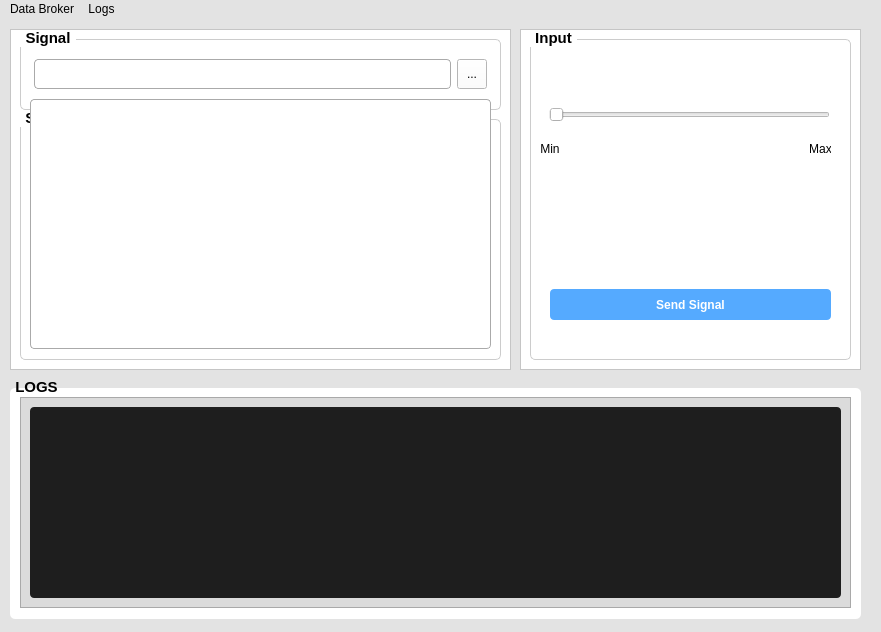
Before: the Qt Designer form UI/mainWindow.ui in NikhilBollaGM/VehicleSimulator, drawn with Qt 5.
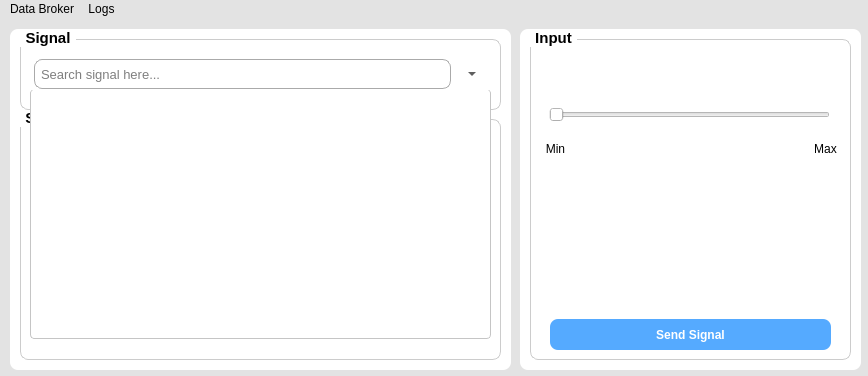
After: the same form once the commit is applied. The open tabs and pages were chosen to show the change.

Commit message: 1.added colour to signal type string based on sognal 2.updated UI: input field and added units beside input

Diff of the .ui file:
```diff
--- a/UI/mainWindow.ui
+++ b/UI/mainWindow.ui
@@ -6,10 +6,16 @@
    <rect>
     <x>0</x>
     <y>0</y>
-    <width>881</width>
-    <height>632</height>
+    <width>868</width>
+    <height>376</height>
    </rect>
   </property>
+  <property name="minimumSize">
+   <size>
+    <width>0</width>
+    <height>0</height>
+   </size>
+  </property>
   <property name="windowTitle">
    <string>Vehicle Simulator</string>
   </property>
@@ -64,7 +70,8 @@
      </rect>
     </property>
     <property name="styleSheet">
-     <string notr="true">Background-color:rgb(255, 255, 255)</string>
+     <string notr="true">Background-color:rgb(255,255,255);
+border-radius:8px;</string>
     </property>
     <property name="frameShape">
      <enum>QFrame::StyledPanel</enum>
@@ -86,9 +93,12 @@
     font: bold 15px; /* title only */
 }
 
-QGroupBox QLabel, QGroupBox QLineEdit {
-    font: bold 13px; /* inner widgets */
+QGroupBox QLabel, QGroupBox QLineEdit, QGroupBox QTextBrowser {
+    font: bold 13px ; /* inner widgets */
+	/*color: rgb(77, 77, 77);*/
     border:2px;
+  
+    
 }
 </string>
      </property>
@@ -111,82 +121,67 @@
        </widget>
       </item>
       <item row="1" column="0">
-       <widget class="QLabel" name="description_label">
-        <property name="text">
-         <string>Description:</string>
-        </property>
-       </widget>
-      </item>
-      <item row="1" column="1">
-       <widget class="QLabel" name="description_value_container">
-        <property name="minimumSize">
-         <size>
-          <width>0</width>
-          <height>100</height>
-         </size>
-        </property>
-        <property name="text">
-         <string/>
-        </property>
-        <property name="alignment">
-         <set>Qt::AlignLeading|Qt::AlignLeft|Qt::AlignTop</set>
-        </property>
-        <property name="wordWrap">
-         <bool>true</bool>
-        </property>
-       </widget>
-      </item>
-      <item row="2" column="0">
        <widget class="QLabel" name="signal_type_label">
         <property name="text">
          <string>Signal Type:</string>
         </property>
        </widget>
       </item>
-      <item row="2" column="1">
+      <item row="1" column="1">
        <widget class="QLabel" name="signal_type_value_container">
         <property name="text">
          <string/>
         </property>
        </widget>
       </item>
-      <item row="3" column="0">
+      <item row="2" column="0">
        <widget class="QLabel" name="datatype_label">
         <property name="text">
          <string>Datatype:</string>
         </property>
        </widget>
       </item>
-      <item row="3" column="1">
+      <item row="2" column="1">
        <widget class="QLabel" name="datatype_value_container">
         <property name="text">
          <string/>
         </property>
        </widget>
       </item>
-      <item row="4" column="0">
+      <item row="3" column="0">
        <widget class="QLabel" name="unit_label">
         <property name="text">
          <string>Units:</string>
         </property>
        </widget>
       </item>
-      <item row="4" column="1">
+      <item row="3" column="1">
        <widget class="QLabel" name="unit_value_container">
         <property name="styleSheet">
-         <string notr="true">QGroupBox{
- font: bold 15px;
-}
-
-QGroupBox QLabel{
- font: 10px;
-}</string>
+         <string notr="true"/>
         </property>
         <property name="text">
          <string/>
         </property>
        </widget>
       </item>
+      <item row="4" column="0">
+       <widget class="QLabel" name="description_label">
+        <property name="text">
+         <string>Description:</string>
+        </property>
+       </widget>
+      </item>
+      <item row="4" column="1">
+       <widget class="QTextBrowser" name="description_value_container">
+        <property name="minimumSize">
+         <size>
+          <width>0</width>
+          <height>100</height>
+         </size>
+        </property>
+       </widget>
+      </item>
      </layout>
     </widget>
     <widget class="QGroupBox" name="groupBox_5">
@@ -223,6 +218,9 @@
             <height>30</height>
            </size>
           </property>
+          <property name="placeholderText">
+           <string>Search signal here...</string>
+          </property>
          </widget>
         </item>
         <item>
@@ -236,6 +234,18 @@
           <property name="text">
            <string>...</string>
           </property>
+          <property name="popupMode">
+           <enum>QToolButton::DelayedPopup</enum>
+          </property>
+          <property name="toolButtonStyle">
+           <enum>Qt::ToolButtonFollowStyle</enum>
+          </property>
+          <property name="autoRaise">
+           <bool>false</bool>
+          </property>
+          <property name="arrowType">
+           <enum>Qt::DownArrow</enum>
+          </property>
          </widget>
         </item>
        </layout>
@@ -261,7 +271,8 @@
      </sizepolicy>
     </property>
     <property name="styleSheet">
-     <string notr="true">Background-color:rgb(255,255,255);</string>
+     <string notr="true">Background-color:rgb(255,255,255);
+border-radius:8px;</string>
     </property>
     <property name="frameShape">
      <enum>QFrame::StyledPanel</enum>
@@ -433,7 +444,7 @@
          <rect>
           <x>0</x>
           <y>70</y>
-          <width>20</width>
+          <width>31</width>
           <height>20</height>
          </rect>
         </property>
@@ -443,13 +454,16 @@
         <property name="alignment">
          <set>Qt::AlignCenter</set>
         </property>
+        <property name="wordWrap">
+         <bool>true</bool>
+        </property>
        </widget>
        <widget class="QLabel" name="max_label">
         <property name="geometry">
          <rect>
           <x>270</x>
           <y>70</y>
-          <width>21</width>
+          <width>31</width>
           <height>20</height>
          </rect>
         </property>
@@ -459,6 +473,38 @@
         <property name="alignment">
          <set>Qt::AlignCenter</set>
         </property>
+        <property name="wordWrap">
+         <bool>true</bool>
+        </property>
+       </widget>
+       <widget class="QLabel" name="units_label_4">
+        <property name="geometry">
+         <rect>
+          <x>200</x>
+          <y>100</y>
+          <width>71</width>
+          <height>41</height>
+         </rect>
+        </property>
+        <property name="text">
+         <string/>
+        </property>
+        <property name="wordWrap">
+         <bool>true</bool>
+        </property>
+       </widget>
+       <widget class="QLineEdit" name="signal_value_min_max">
+        <property name="geometry">
+         <rect>
+          <x>100</x>
+          <y>100</y>
+          <width>81</width>
+          <height>41</height>
+         </rect>
+        </property>
+        <property name="styleSheet">
+         <string notr="true">border:0px;</string>
+        </property>
        </widget>
       </widget>
       <widget class="QWidget" name="page_7">
@@ -478,7 +524,7 @@
       <property name="geometry">
        <rect>
         <x>20</x>
-        <y>260</y>
+        <y>290</y>
         <width>281</width>
         <height>31</height>
        </rect>
@@ -527,6 +573,7 @@
      </property>
      <property name="styleSheet">
       <string notr="true">background-color: rgb(219, 219, 219);
+border:0px;
 font:10px</string>
      </property>
      <property name="widgetResizable">
@@ -537,8 +584,8 @@
        <rect>
         <x>0</x>
         <y>0</y>
-        <width>829</width>
-        <height>209</height>
+        <width>831</width>
+        <height>211</height>
        </rect>
       </property>
       <layout class="QVBoxLayout" name="verticalLayout_2">
@@ -568,7 +615,7 @@
     <property name="geometry">
      <rect>
       <x>30</x>
-      <y>80</y>
+      <y>70</y>
       <width>461</width>
       <height>250</height>
      </rect>
@@ -591,6 +638,10 @@
       <height>250</height>
      </size>
     </property>
+    <property name="styleSheet">
+     <string notr="true">border:1px solid rgb(197, 197, 197);
+border-top:0px;</string>
+    </property>
     <property name="horizontalScrollBarPolicy">
      <enum>Qt::ScrollBarAlwaysOff</enum>
     </property>
@@ -604,7 +655,7 @@
     <rect>
      <x>0</x>
      <y>0</y>
-     <width>881</width>
+     <width>868</width>
      <height>18</height>
     </rect>
    </property>
```
Left out of the diff: 112 changed lines with no effect on the pictures. The commit also changes 2 other files.
